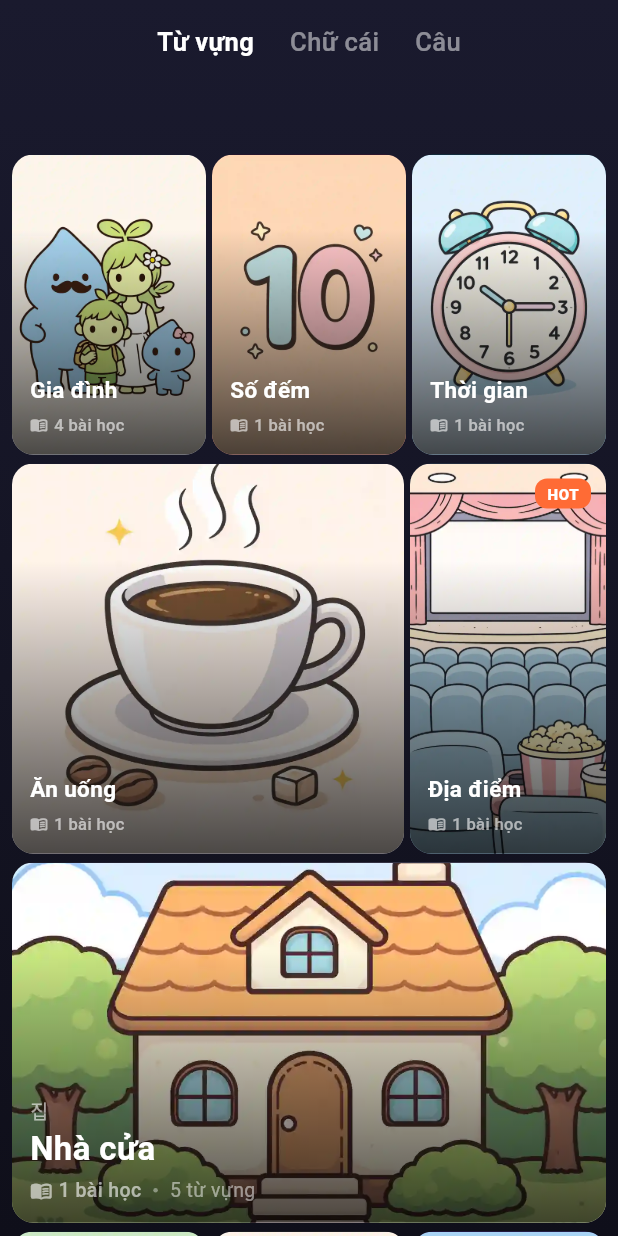
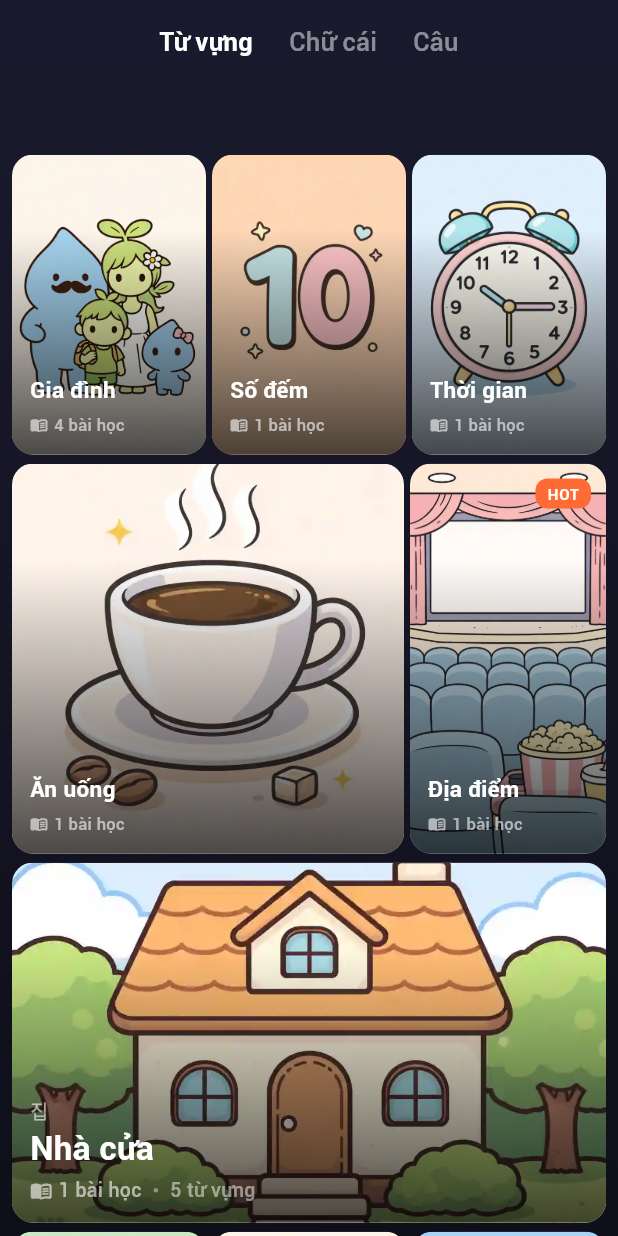
Before and after one commit to harrylam0016/hoc-tieng-han, a Flutter app: the screen it shows after launch, on a phone screen of 412 x 824 dp. Run offline on Flutter 3.47's test engine with Material 3 defaults, Android fonts, the phone set to English and light mode, and no system bars; our stand-ins replace audioplayers, flutter_tts.

Commit message:
Update roboto font

```diff
--- a/hoc_tieng_han/lib/main.dart
+++ b/hoc_tieng_han/lib/main.dart
@@ -51,8 +51,16 @@
             fontWeight: FontWeight.bold,
             color: Colors.white,
           ),
-          bodyLarge: TextStyle(fontSize: 18, color: Colors.white),
-          bodyMedium: TextStyle(fontSize: 16, color: Colors.white70),
+          bodyLarge: TextStyle(
+            fontSize: 18,
+            color: Colors.white,
+            fontWeight: FontWeight.w500, // Roboto Medium
+          ),
+          bodyMedium: TextStyle(
+            fontSize: 16,
+            color: Colors.white70,
+            fontWeight: FontWeight.w500, // Roboto Medium
+          ),
         ),
         elevatedButtonTheme: ElevatedButtonThemeData(
           style: ElevatedButton.styleFrom(
```
Also changed, not shown: hoc_tieng_han/pubspec.yaml (+9 -11 lines), hoc_tieng_han/assets/fonts/roboto/Roboto-Black.ttf (added), hoc_tieng_han/assets/fonts/roboto/Roboto-BlackItalic.ttf (added), hoc_tieng_han/assets/fonts/roboto/Roboto-Bold.ttf (added), hoc_tieng_han/assets/fonts/roboto/Roboto-BoldCondensed.ttf (added), hoc_tieng_han/assets/fonts/roboto/Roboto-BoldCondensedItalic.ttf (added), hoc_tieng_han/assets/fonts/roboto/Roboto-BoldItalic.ttf (added), hoc_tieng_han/assets/fonts/roboto/Roboto-Condensed.ttf (added), hoc_tieng_han/assets/fonts/roboto/Roboto-CondensedItalic.ttf (added), hoc_tieng_han/assets/fonts/roboto/Roboto-Italic.ttf (added), hoc_tieng_han/assets/fonts/roboto/Roboto-Light.ttf (added), hoc_tieng_han/assets/fonts/roboto/Roboto-LightItalic.ttf (added), hoc_tieng_han/assets/fonts/roboto/Roboto-Medium.ttf (added), hoc_tieng_han/assets/fonts/roboto/Roboto-MediumItalic.ttf (added), 4 more files.
